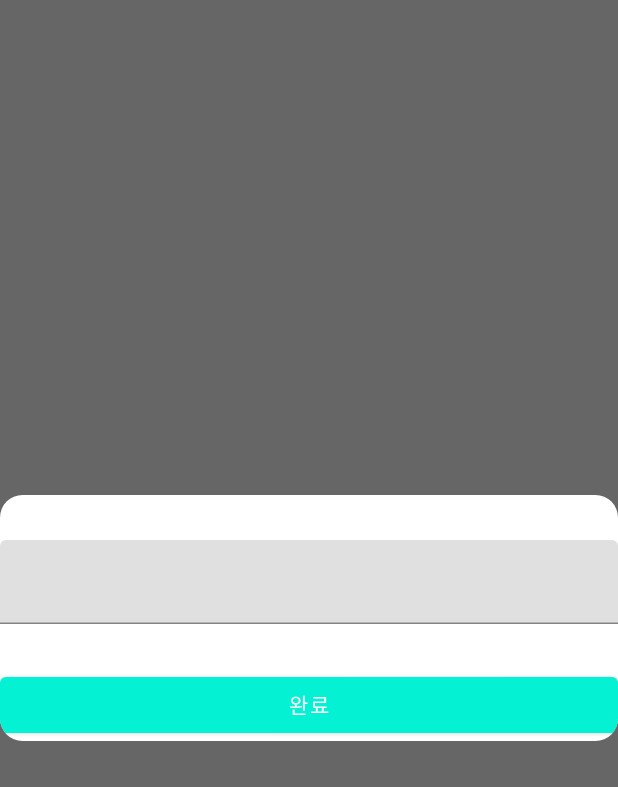
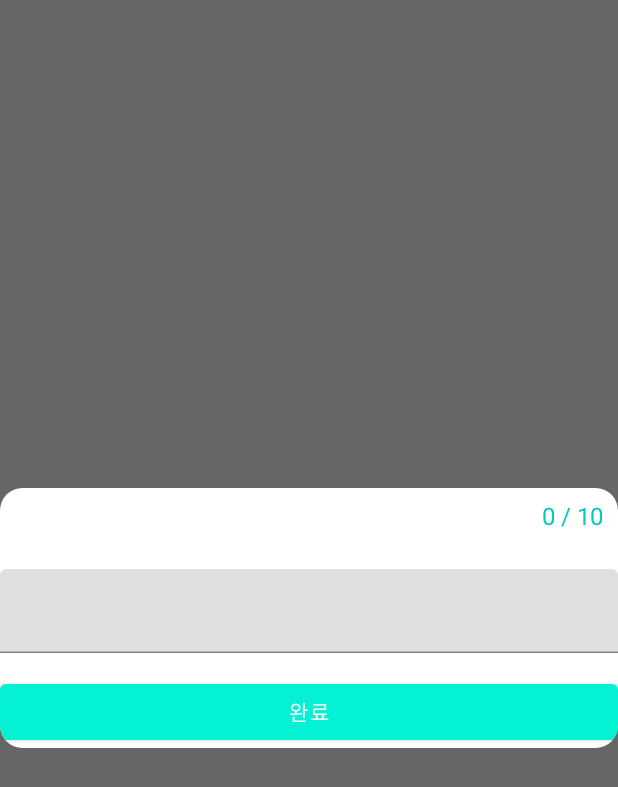
Before and after one commit to Halill-DSM/halill-android, an Android app built with Jetpack Compose: the composable SaveUserNameDialog called with empty values, on a phone screen of 412 x 824 dp. Shown: the top 787 px of the screen. Run offline under Robolectric (Android 15) with nearby library versions, the phone set to English and light mode, and no system bars.

Commit message:
⚡️:: name length

```diff
--- a/app/src/main/java/com/halill/halill2/features/mypage/MyPage.kt
+++ b/app/src/main/java/com/halill/halill2/features/mypage/MyPage.kt
@@ -169,15 +169,26 @@ fun SaveUserNameDialog(userName: String, doOnDone: (String) -> Unit) {
     }
     Dialog(onDismissRequest = { doOnDone(name.value) }) {
         Column(
-            Modifier
+            horizontalAlignment = Alignment.End, modifier = Modifier
                 .clip(RoundedCornerShape(15.dp))
                 .background(Color.White)
         ) {
+            val limitLength = 10
+            val currentLength = name.value.length
+            Text(
+                text = "$currentLength / $limitLength",
+                color = Teal900,
+                modifier = Modifier.padding(10.dp)
+            )
             TextField(
                 value = name.value,
-                onValueChange = { name.value = it },
+                onValueChange = {
+                    if (it.length <= limitLength) {
+                        name.value = it
+                    }
+                },
                 modifier = Modifier
-                    .padding(0.dp, 30.dp)
+                    .padding(0.dp, 15.dp)
                     .fillMaxWidth()
             )
             Button(onClick = { doOnDone(name.value) }, modifier = Modifier.fillMaxWidth()) {
```
